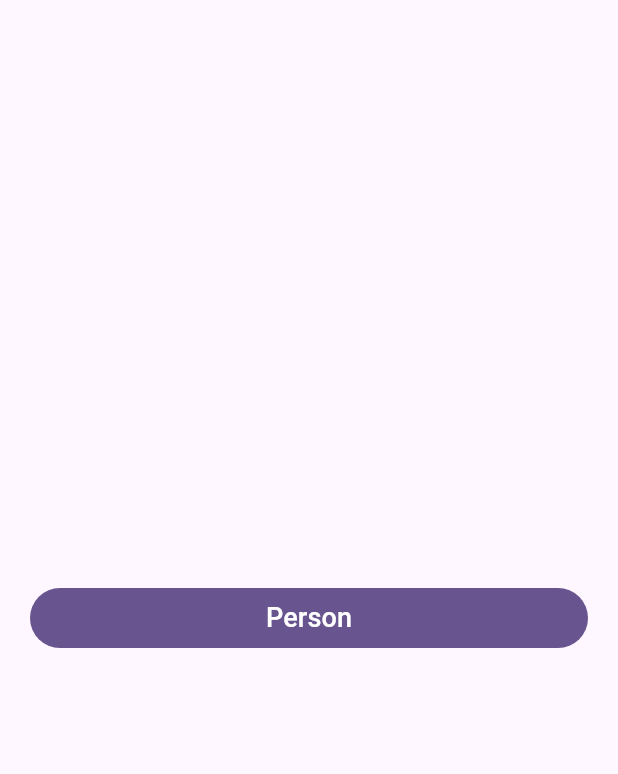
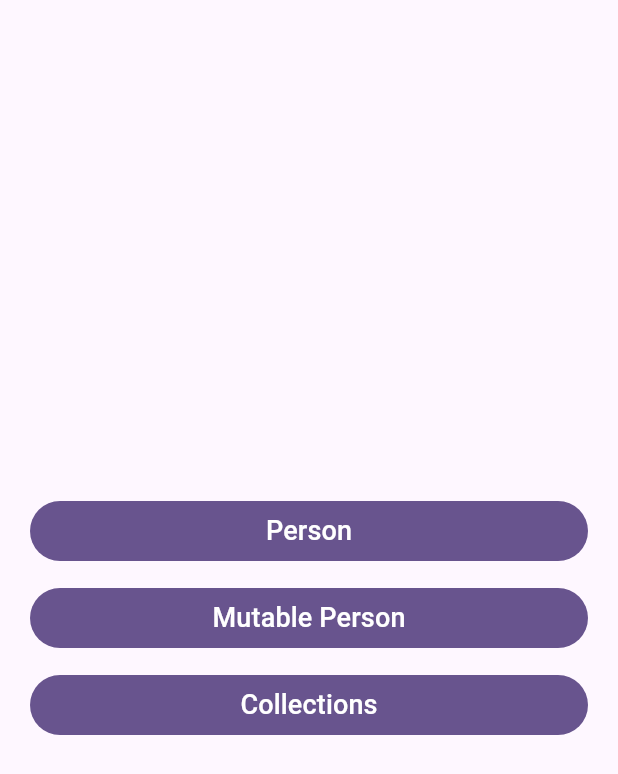
Before and after one commit to chinatownhorseracing/Riverpod-Freezed, a Flutter app: the screen it shows after launch, on a phone screen of 412 x 824 dp. Shown: the top 774 px of the screen. Run offline on Flutter 3.47's test engine with Material 3 defaults, Android fonts, the phone set to English and light mode, and no system bars; our stand-ins replace freezed_annotation.

Commit message:
Almost done into lecture 14

```diff
--- a/lib/main.dart
+++ b/lib/main.dart
@@ -1,4 +1,10 @@
+// ignore_for_file: prefer_const_constructors
+
 import 'package:flutter/material.dart';
+import 'package:riverpod_freezed/models/person.dart';
+import 'package:riverpod_freezed/pages/collections_page.dart';
+import 'package:riverpod_freezed/pages/mutable_person_page.dart';
+import 'package:riverpod_freezed/pages/person_page.dart';
 import 'package:riverpod_freezed/widgets/custom_button.dart';
 
 void main() {
@@ -31,10 +37,18 @@ class MyHomePage extends StatelessWidget {
         child: ListView(
           padding: const EdgeInsets.all(20),
           shrinkWrap: true,
-          children: [
+          children: const [
             CustomButton(
               title: 'Person',
               child: PersonPage(),
+            ),
+            CustomButton(
+              title: 'Mutable Person',
+              child: MutablePersonPage(),
+            ),
+            CustomButton(
+              title: 'Collections',
+              child: CollectionsPage(),
             ),
           ],
         ),
```
Also changed, not shown: lib/models/collections.dart (added, +18 -0 lines), lib/models/mutable_person.dart (added, +13 -0 lines), lib/pages/collections_page.dart (added, +16 -0 lines), lib/pages/mutable_person_page.dart (added, +24 -0 lines), lib/pages/person_page.dart (added, +23 -0 lines), lib/models/collections.freezed.dart (added), lib/models/mutable_person.freezed.dart (added).
